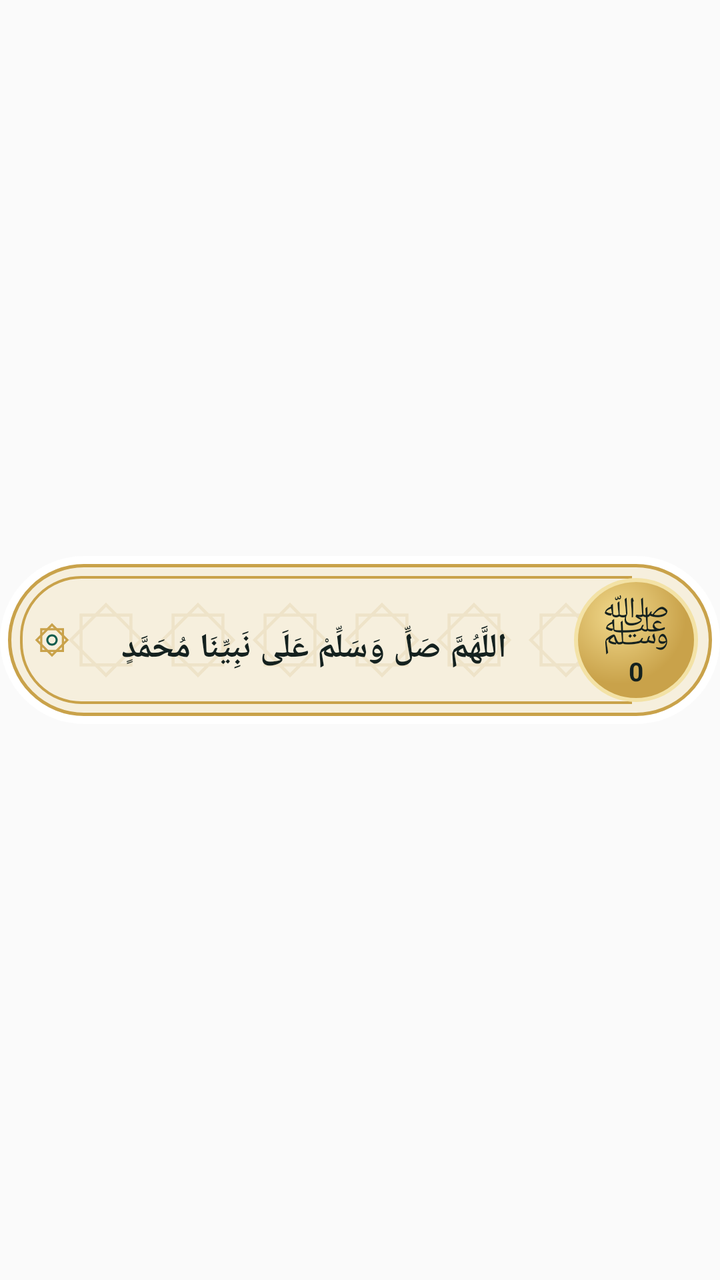
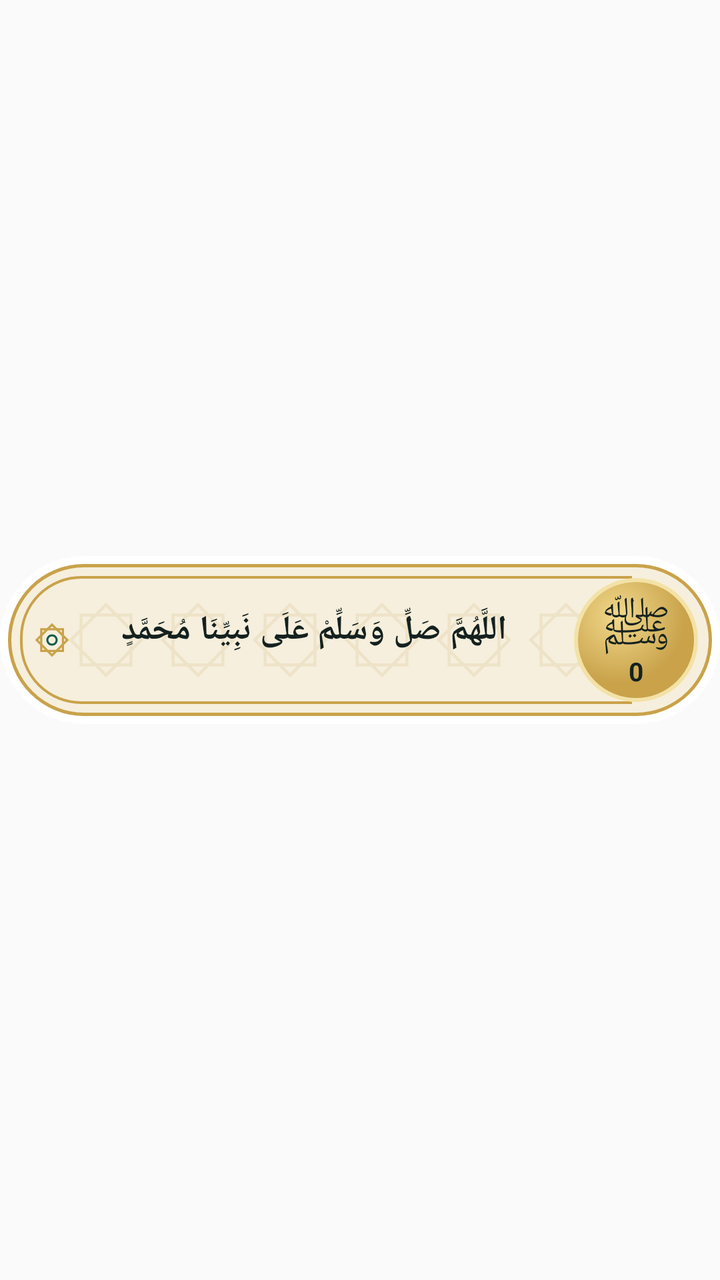

Screens rendered from an Android XML layout before and after an edit, with the pre-edit source and the edit as a unified diff.
<!-- AndroidManifest.xml: application theme AppTheme -->
<!-- res/layout/widget_card.xml -->
<?xml version="1.0" encoding="utf-8"?>
<FrameLayout xmlns:android="http://schemas.android.com/apk/res/android"
    android:id="@+id/wroot"
    android:layout_width="match_parent"
    android:layout_height="match_parent">

    <FrameLayout
        android:id="@+id/wbody"
        android:layout_width="match_parent"
        android:layout_height="84dp"
        android:layout_gravity="center_vertical">

        
        <ImageView
            android:id="@+id/wframe"
            android:layout_width="match_parent"
            android:layout_height="match_parent"
            android:scaleType="fitXY"
            android:src="@drawable/widget_edge" />

        <ImageView
            android:layout_width="match_parent"
            android:layout_height="match_parent"
            android:layout_margin="4dp"
            android:scaleType="fitXY"
            android:src="@drawable/widget_face" />

        <ImageView
            android:layout_width="match_parent"
            android:layout_height="46dp"
            android:layout_gravity="center_vertical"
            android:layout_marginLeft="30dp"
            android:layout_marginRight="60dp"
            android:scaleType="fitXY"
            android:src="@drawable/widget_stars" />

        <ImageView
            android:layout_width="match_parent"
            android:layout_height="match_parent"
            android:layout_marginLeft="10dp"
            android:layout_marginRight="44dp"
            android:layout_marginTop="10dp"
            android:layout_marginBottom="10dp"
            android:scaleType="fitXY"
            android:src="@drawable/widget_inner" />

        <LinearLayout
            android:layout_width="match_parent"
            android:layout_height="match_parent"
            android:layoutDirection="rtl"
            android:gravity="center_vertical"
            android:orientation="horizontal"
            android:paddingLeft="16dp"
            android:paddingRight="4dp">

            <FrameLayout
                android:id="@+id/wpray"
                android:layout_width="76dp"
                android:layout_height="76dp">

                <ImageView
                    android:layout_width="62dp"
                    android:layout_height="62dp"
                    android:layout_gravity="center"
                    android:src="@drawable/widget_pray" />

                <LinearLayout
                    android:layout_width="match_parent"
                    android:layout_height="match_parent"
                    android:gravity="center"
                    android:orientation="vertical">

                    <TextView
                        android:layout_width="wrap_content"
                        android:layout_height="wrap_content"
                        android:includeFontPadding="false"
                        android:text="ﷺ"
                        android:textColor="#14211F"
                        android:textSize="28sp" />

                    <TextView
                        android:id="@+id/wcount"
                        android:layout_marginTop="-6dp"
                        android:layout_width="wrap_content"
                        android:layout_height="wrap_content"
                        android:includeFontPadding="false"
                        android:text="0"
                        android:textColor="#14211F"
                        android:textSize="13sp"
                        android:textStyle="bold" />
                </LinearLayout>
            </FrameLayout>

            <FrameLayout
                android:layout_width="0dp"
                android:layout_height="match_parent"
                android:layout_weight="1">
            
            <TextView
                android:id="@+id/wtext"
                android:layout_width="match_parent"
                android:layout_height="wrap_content"
                android:layout_gravity="center"
                android:layout_marginTop="4dp"
                android:fontFamily="serif"
                android:gravity="center"
                android:lineSpacingMultiplier="0.88"
                android:maxLines="3"
                android:paddingLeft="4dp"
                android:paddingRight="6dp"
                android:text="اللَّهُمَّ صَلِّ وَسَلِّمْ عَلَى نَبِيِّنَا مُحَمَّدٍ"
                android:textColor="#14211F"
                android:textDirection="rtl"
                android:textSize="17sp"
                android:textStyle="bold" />
            <TextView
                android:id="@+id/wtextL"
                android:layout_width="match_parent"
                android:visibility="gone"
                android:layout_height="wrap_content"
                android:layout_gravity="center"
                android:layout_marginBottom="14dp"
                android:fontFamily="serif"
                android:gravity="center"
                android:lineSpacingMultiplier="0.88"
                android:maxLines="3"
                android:paddingLeft="4dp"
                android:paddingRight="6dp"
                android:text="اللَّهُمَّ صَلِّ وَسَلِّمْ عَلَى نَبِيِّنَا مُحَمَّدٍ"
                android:textColor="#14211F"
                android:textDirection="rtl"
                android:textSize="14sp"
                android:textStyle="bold" />
            <TextView
                android:id="@+id/wsrc"
                android:layout_width="wrap_content"
                android:layout_height="wrap_content"
                android:layout_gravity="bottom|left"
                android:layout_marginBottom="13dp"
                android:layout_marginLeft="2dp"
                android:includeFontPadding="false"
                android:maxLines="1"
                android:textColor="#7A6A45"
                android:textDirection="rtl"
                android:textSize="11sp"
                android:visibility="gone" />
            </FrameLayout>

            <ImageView
                android:layout_width="20dp"
                android:layout_height="20dp"
                android:src="@drawable/widget_star" />
        </LinearLayout>
    </FrameLayout>
</FrameLayout>
<!-- resources referenced by this layout -->
<resources>
  <!-- drawable widget_edge (drawable) -->
  <?xml version="1.0" encoding="utf-8"?>
  <shape xmlns:android="http://schemas.android.com/apk/res/android" android:shape="rectangle">
      <solid android:color="#FFFFFFFF" />
      <corners android:radius="42dp" />
  </shape>
  <!-- drawable widget_face (drawable) -->
  <?xml version="1.0" encoding="utf-8"?>
  <shape xmlns:android="http://schemas.android.com/apk/res/android" android:shape="rectangle">
      <solid android:color="#F6EFDD" />
      <stroke android:width="1.5dp" android:color="#C9A24A" />
      <corners android:radius="38dp" />
  </shape>
  <!-- drawable widget_inner (drawable) -->
  <?xml version="1.0" encoding="utf-8"?>
  <shape xmlns:android="http://schemas.android.com/apk/res/android" android:shape="rectangle">
      <stroke android:width="1.2dp" android:color="#C9A24A" />
      <corners android:topLeftRadius="30dp" android:bottomLeftRadius="30dp" android:topRightRadius="0dp" android:bottomRightRadius="0dp" />
  </shape>
  <!-- drawable widget_pray (drawable) -->
  <?xml version="1.0" encoding="utf-8"?>
  <shape xmlns:android="http://schemas.android.com/apk/res/android" android:shape="oval">
      <gradient android:type="radial" android:gradientRadius="34dp" android:centerX="0.35" android:centerY="0.3"
          android:startColor="#F1D98C" android:endColor="#C9A24A" />
      <stroke android:width="2dp" android:color="#F3E2A6" />
  </shape>
  <!-- drawable widget_star (drawable) -->
  <?xml version="1.0" encoding="utf-8"?>
  <vector xmlns:android="http://schemas.android.com/apk/res/android"
      android:width="24dp" android:height="24dp" android:viewportWidth="24" android:viewportHeight="24">
      <path android:pathData="M5.5,5.5 L18.5,5.5 L18.5,18.5 L5.5,18.5 Z" android:strokeColor="#C9A24A" android:strokeWidth="1.3" android:fillColor="#00000000" />
      <path android:pathData="M12,2.8 L21.2,12 L12,21.2 L2.8,12 Z" android:strokeColor="#C9A24A" android:strokeWidth="1.3" android:fillColor="#00000000" />
      <path android:pathData="M12,9.2 A2.8,2.8 0 1,1 11.99,9.2 Z" android:strokeColor="#0F5C4D" android:strokeWidth="1.2" android:fillColor="#00000000" />
  </vector>
  <!-- drawable widget_stars (drawable) -->
  <?xml version="1.0" encoding="utf-8"?>
  <bitmap xmlns:android="http://schemas.android.com/apk/res/android" android:src="@drawable/widget_star_tile" android:tileModeX="repeat" android:tileModeY="clamp" />
  <style name="AppTheme" parent="Theme.AppCompat.Light.DarkActionBar">
          
          <item name="colorPrimary">@color/colorPrimary</item>
          <item name="colorPrimaryDark">@color/colorPrimaryDark</item>
          <item name="colorAccent">@color/colorAccent</item>
      </style>
  <!-- drawable widget_star_tile: png bitmap (drawable-xxhdpi, 1917 bytes) -->
</resources>

<!-- the commit's change to res/layout/widget_card.xml (unified diff, before → after) -->
@@ -101,7 +101,7 @@
                 android:layout_width="match_parent"
                 android:layout_height="wrap_content"
                 android:layout_gravity="center"
-                android:layout_marginTop="4dp"
+                android:layout_marginBottom="5dp"
                 android:fontFamily="serif"
                 android:gravity="center"
                 android:lineSpacingMultiplier="0.88"
@@ -119,7 +119,7 @@
                 android:visibility="gone"
                 android:layout_height="wrap_content"
                 android:layout_gravity="center"
-                android:layout_marginBottom="14dp"
+                android:layout_marginBottom="5dp"
                 android:fontFamily="serif"
                 android:gravity="center"
                 android:lineSpacingMultiplier="0.88"
@@ -131,19 +131,6 @@
                 android:textDirection="rtl"
                 android:textSize="14sp"
                 android:textStyle="bold" />
-            <TextView
-                android:id="@+id/wsrc"
-                android:layout_width="wrap_content"
-                android:layout_height="wrap_content"
-                android:layout_gravity="bottom|left"
-                android:layout_marginBottom="13dp"
-                android:layout_marginLeft="2dp"
-                android:includeFontPadding="false"
-                android:maxLines="1"
-                android:textColor="#7A6A45"
-                android:textDirection="rtl"
-                android:textSize="11sp"
-                android:visibility="gone" />
             </FrameLayout>
 
             <ImageView
@@ -151,5 +138,19 @@
                 android:layout_height="20dp"
                 android:src="@drawable/widget_star" />
         </LinearLayout>
+        
+        <TextView
+            android:id="@+id/wsrc"
+            android:layout_width="wrap_content"
+            android:layout_height="wrap_content"
+            android:layout_gravity="bottom|left"
+            android:layout_marginBottom="10dp"
+            android:layout_marginLeft="21dp"
+            android:includeFontPadding="false"
+            android:maxLines="1"
+            android:textColor="#7A6A45"
+            android:textDirection="rtl"
+            android:textSize="9.5sp"
+            android:visibility="gone" />
     </FrameLayout>
 </FrameLayout>
